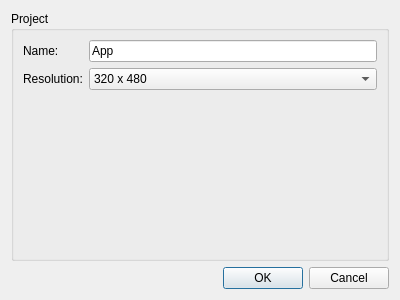
This is LVGLNewDialog.ui in CURTLab/LVGLBuilder as Qt 5 draws it before an edit. The edited form follows.
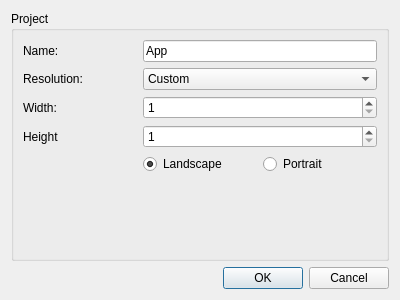
This is the edited form. Icons and pictures are not drawn.

Commit message:
Allow changing resolution when creating a new project
Added functions to change resolution of LVGL during runtime and save the last created resolution and oriantation for the next use

The edit to the form file:
```diff
--- a/LVGLNewDialog.ui
+++ b/LVGLNewDialog.ui
@@ -19,18 +19,14 @@
      <property name="title">
       <string>Project</string>
      </property>
-     <layout class="QFormLayout" name="formLayout">
-      <item row="0" column="0">
-       <widget class="QLabel" name="label">
+     <layout class="QGridLayout" name="gridLayout">
+      <item row="4" column="1">
+       <widget class="QRadioButton" name="radio_landscape">
         <property name="text">
-         <string>Name:</string>
+         <string>Landscape</string>
         </property>
-       </widget>
-      </item>
-      <item row="0" column="1">
-       <widget class="QLineEdit" name="edit_name">
-        <property name="text">
-         <string>App</string>
+        <property name="checked">
+         <bool>true</bool>
         </property>
        </widget>
       </item>
@@ -41,15 +37,99 @@
         </property>
        </widget>
       </item>
-      <item row="1" column="1">
-       <widget class="QComboBox" name="comboBox">
+      <item row="2" column="0">
+       <widget class="QLabel" name="label_3">
+        <property name="text">
+         <string>Width:</string>
+        </property>
+       </widget>
+      </item>
+      <item row="3" column="0">
+       <widget class="QLabel" name="label_4">
+        <property name="text">
+         <string>Height</string>
+        </property>
+       </widget>
+      </item>
+      <item row="0" column="0">
+       <widget class="QLabel" name="label">
+        <property name="text">
+         <string>Name:</string>
+        </property>
+       </widget>
+      </item>
+      <item row="6" column="1">
+       <widget class="QLabel" name="label_5">
+        <property name="text">
+         <string/>
+        </property>
+        <property name="pixmap">
+         <pixmap resource="resources/res.qrc">:/icons/Landscape.png</pixmap>
+        </property>
+        <property name="alignment">
+         <set>Qt::AlignCenter</set>
+        </property>
+       </widget>
+      </item>
+      <item row="4" column="2">
+       <widget class="QRadioButton" name="radio_portrait">
+        <property name="text">
+         <string>Portrait</string>
+        </property>
+        <attribute name="buttonGroup">
+         <string notr="true">group_oriantation</string>
+        </attribute>
+       </widget>
+      </item>
+      <item row="3" column="1" colspan="2">
+       <widget class="QSpinBox" name="spin_height">
+        <property name="minimum">
+         <number>1</number>
+        </property>
+        <property name="maximum">
+         <number>32767</number>
+        </property>
+       </widget>
+      </item>
+      <item row="2" column="1" colspan="2">
+       <widget class="QSpinBox" name="spin_width">
+        <property name="minimum">
+         <number>1</number>
+        </property>
+        <property name="maximum">
+         <number>32767</number>
+        </property>
+       </widget>
+      </item>
+      <item row="1" column="1" colspan="2">
+       <widget class="QComboBox" name="combo_resolution">
         <item>
          <property name="text">
-          <string>320 x 480</string>
+          <string>Custom</string>
          </property>
         </item>
        </widget>
       </item>
+      <item row="0" column="1" colspan="2">
+       <widget class="QLineEdit" name="edit_name">
+        <property name="text">
+         <string>App</string>
+        </property>
+       </widget>
+      </item>
+      <item row="6" column="2">
+       <widget class="QLabel" name="label_6">
+        <property name="text">
+         <string/>
+        </property>
+        <property name="pixmap">
+         <pixmap resource="resources/res.qrc">:/icons/Portrait.png</pixmap>
+        </property>
+        <property name="alignment">
+         <set>Qt::AlignCenter</set>
+        </property>
+       </widget>
+      </item>
      </layout>
     </widget>
    </item>
```
Left out of the diff: 10 changed lines with no effect on the pictures. The commit also changes 10 other files.
